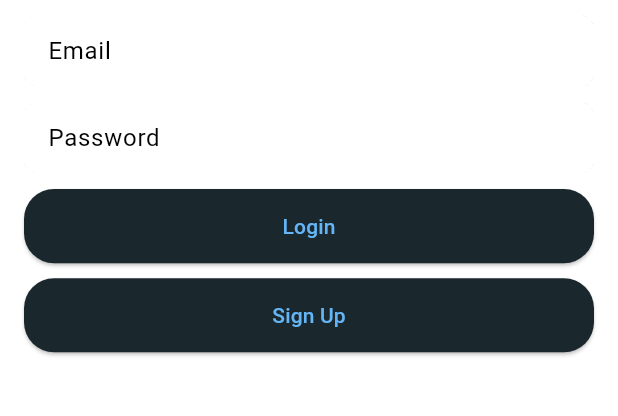
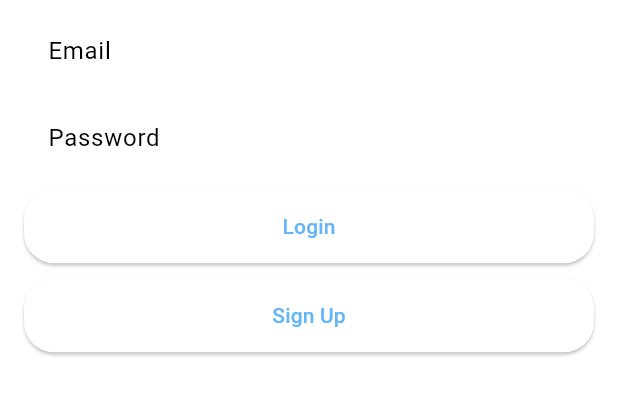
Before and after one commit to NAM1-9000/AppDev-Project, a Flutter app: the screen it shows after launch, on a phone screen of 412 x 824 dp, the part 450-866 px from its top. Run offline on Flutter 3.47's test engine with Material 3 defaults, Android fonts, the phone set to English and light mode, and no system bars; our stand-ins replace bloc, cloud_firestore, equatable, firebase_auth, firebase_core, flutter_bloc and 1 more; accounts and stored records are empty.

Commit message:
fixed lightmode, added keyboard close

```diff
--- a/expense_tracker/lib/presentation/screens/login_screen.dart
+++ b/expense_tracker/lib/presentation/screens/login_screen.dart
@@ -83,6 +83,7 @@ class LoginScreen extends StatelessWidget {
                       return AuthScreensButton(
                         buttonLabel: 'Login',
                         onPressed: () {
+                          FocusScope.of(context).unfocus();
                           context.read<AuthCubit>().emailPasswordSignIn(
                                 emailController.text,
                                 passwordController.text,
--- a/expense_tracker/lib/presentation/screens/main screen/main_screen.dart
+++ b/expense_tracker/lib/presentation/screens/main screen/main_screen.dart
@@ -33,7 +33,7 @@ class _MainScreenState extends State<MainScreen> {
             child: Container(
               decoration: BoxDecoration(
                 borderRadius: BorderRadius.circular(5),
-                color: const Color.fromARGB(255, 48, 48, 48),
+                //color: const Color.fromARGB(255, 48, 48, 48),
               ),
               child: Padding(
                 padding: const EdgeInsets.symmetric(
--- a/expense_tracker/lib/presentation/screens/signup_screen.dart
+++ b/expense_tracker/lib/presentation/screens/signup_screen.dart
@@ -89,6 +89,7 @@ class SignupScreen extends StatelessWidget {
                       return AuthScreensButton(
                         buttonLabel: 'Sign Up',
                         onPressed: () {
+                          FocusScope.of(context).unfocus();
                           context.read<AuthCubit>().emailPasswordSignUp(
                                 emailController.text,
                                 passwordController.text,
--- a/expense_tracker/lib/presentation/widgets/auth_screens_button.dart
+++ b/expense_tracker/lib/presentation/widgets/auth_screens_button.dart
@@ -15,7 +15,7 @@ class AuthScreensButton extends StatelessWidget {
   Widget build(BuildContext context) {
     return ElevatedButton(
       style: ElevatedButton.styleFrom(
-        backgroundColor: Pallete.greyColor,
+        //backgroundColor: Pallete.greyColor,
         minimumSize: Size(
           double.infinity,
           MediaQuery.of(context).size.height * 0.06,
--- a/expense_tracker/lib/presentation/widgets/form_field.dart
+++ b/expense_tracker/lib/presentation/widgets/form_field.dart
@@ -40,13 +40,13 @@ class _FormFieldWidgetState extends State<FormFieldWidget> {
       width: double.infinity,
       clipBehavior: Clip.hardEdge,
       decoration: BoxDecoration(
-        color: Colors.grey.withOpacity(.35),
+        //color: Colors.grey.withOpacity(.35),
         borderRadius: BorderRadius.circular(10),
       ),
       child: TextFormField(
         minLines: widget.isPasswordField == true ? null : widget.numberOfLines,
         maxLines: widget.isPasswordField == true ? 1 : widget.numberOfLines,
-        style: const TextStyle(color: Colors.black),
+        //style: const TextStyle(color: Colors.black),
         controller: widget.controller,
         keyboardType: widget.inputType,
         key: widget.fieldKey,
--- a/expense_tracker/lib/theme/pallete.dart
+++ b/expense_tracker/lib/theme/pallete.dart
@@ -38,7 +38,7 @@ class Pallete {
 
   static var lightModeAppTheme = ThemeData.light().copyWith(
     scaffoldBackgroundColor: whiteColor,
-    cardColor: greyColor,
+    cardColor: whiteColor,
     appBarTheme: const AppBarTheme(
       backgroundColor: whiteColor,
       elevation: 0,
```
